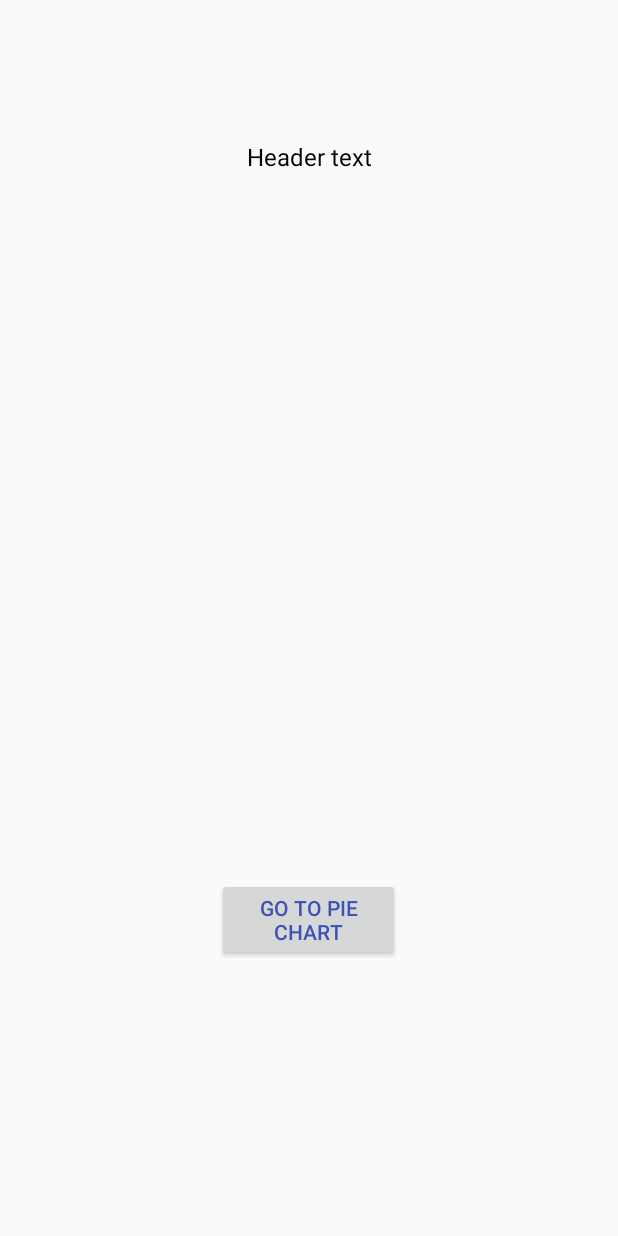
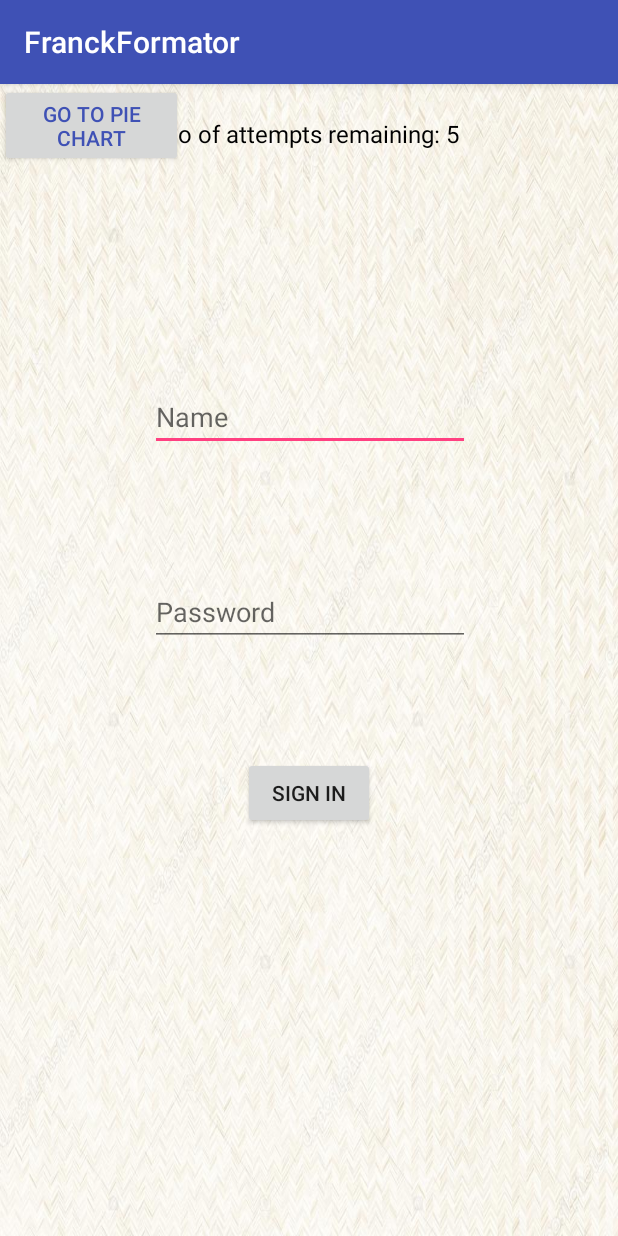
Before and after one commit to vlad7001/FranckFormator, an Android app: the LoginActivity screen opened directly, with no data from a screen before it, on a phone screen of 412 x 824 dp. Run offline under Robolectric (Android 15) with nearby library versions, the phone set to English and light mode, and no system bars.

Commit message:
My changes 2

```diff
--- a/app/src/main/java/com/example/vlad/franckformator/LoginActivity.java
+++ b/app/src/main/java/com/example/vlad/franckformator/LoginActivity.java
@@ -5,21 +5,73 @@ import android.os.Bundle;
 import android.support.v7.app.AppCompatActivity;
 import android.view.View;
 import android.widget.Button;
+import android.widget.EditText;
+import android.widget.TextView;
+
+import java.util.Objects;
 
 public class LoginActivity extends AppCompatActivity {
 
-    @Override
+    /*   @Override
+       protected void onCreate(Bundle savedInstanceState) {
+           super.onCreate(savedInstanceState);
+           setContentView(R.layout.activity_login);
+
+           //DO the same as button logic for edit text.
+           Button nextStep = findViewById(R.id.btnNextStep);
+
+           nextStep.setOnClickListener(new View.OnClickListener() {
+               @Override
+               public void onClick(View view) {
+                   //get data from edit texts here and show it with toast
+                   editText.getText().toString
+
+                   Intent intent = new Intent(LoginActivity.this, MainActivity.class);
+                   startActivity(intent);
+               }
+           });*/
+    private EditText etName;
+    private EditText etPassword;
+    private TextView tvInfo;
+    private Button btnLogin;
+    private int counter = 5;
+
     protected void onCreate(Bundle savedInstanceState) {
         super.onCreate(savedInstanceState);
         setContentView(R.layout.activity_login);
-        Button nextStep = findViewById(R.id.btnNextStep);
-        nextStep.setOnClickListener(new View.OnClickListener() {
+
+        etName = (EditText) findViewById(R.id.editText);
+        etPassword = (EditText) findViewById(R.id.editText2);
+        tvInfo = (TextView) findViewById(R.id.textHeader);
+
+        btnLogin = (Button) findViewById(R.id.button);
+
+        tvInfo.setText("No of attempts remaining: 5");
+
+        btnLogin.setOnClickListener(new View.OnClickListener() {
             @Override
             public void onClick(View view) {
-                Intent intent = new Intent(LoginActivity.this, MainActivity.class);
-                startActivity(intent);
+                validate(etName.getText().toString(), etPassword.getText().toString());
             }
         });
+
+    }
+
+    private void validate(String userName, String userPassword) {
+        if (userName.equals("Vlad") && userPassword.equals("7001")) {
+            Intent intent = new Intent(LoginActivity.this, SecondActivity.class);
+            startActivity(intent);
+        } else {
+            counter--;
+
+            tvInfo.setText("No of attempts remaining: " + String.valueOf(counter));
+
+            if (counter == 0) {
+                btnLogin.setEnabled(false);
+            }
+
+        }
+
     }
 
 }
--- a/app/src/main/java/com/example/vlad/franckformator/MainActivity.java
+++ b/app/src/main/java/com/example/vlad/franckformator/MainActivity.java
@@ -3,6 +3,8 @@ package com.example.vlad.franckformator;
 import android.graphics.Color;
 import android.support.v7.app.AppCompatActivity;
 import android.os.Bundle;
+import android.view.Menu;
+import android.view.MenuInflater;
 
 import com.github.mikephil.charting.animation.Easing;
 import com.github.mikephil.charting.charts.PieChart;
@@ -79,6 +81,4 @@ public class MainActivity extends AppCompatActivity {
         mChart.setRotationEnabled(false);
         mChart.invalidate();
     }
-
-
-}
+    }
--- a/app/src/main/res/layout/activity_login.xml
+++ b/app/src/main/res/layout/activity_login.xml
@@ -1,10 +1,13 @@
 <?xml version="1.0" encoding="utf-8"?>
-<RelativeLayout xmlns:android="http://schemas.android.com/apk/res/android"
+<android.support.constraint.ConstraintLayout xmlns:android="http://schemas.android.com/apk/res/android"
     xmlns:app="http://schemas.android.com/apk/res-auto"
     xmlns:tools="http://schemas.android.com/tools"
     android:layout_width="match_parent"
     android:layout_height="match_parent"
-    tools:context="com.example.vlad.franckformator.LoginActivity">
+    android:background="@drawable/whiteee"
+    tools:context="com.example.vlad.franckformator.LoginActivity"
+
+    >
 
     <Button
         android:id="@+id/btnNextStep"
@@ -12,24 +15,84 @@
         android:layout_width="122dp"
         android:layout_height="wrap_content"
         android:layout_alignParentBottom="true"
-        android:layout_centerHorizontal="true"
+        android:layout_alignParentEnd="true"
         android:layout_gravity="center"
-        android:layout_marginBottom="183dp"
         android:text="Go to Pie chart"
         android:textAppearance="@style/TextAppearance.AppCompat.Widget.ActionBar.Menu"
         android:textColor="@color/colorPrimary"
-        tools:layout_editor_absoluteX="86dp" />
+        tools:layout_editor_absoluteX="222dp"
+        tools:layout_editor_absoluteY="440dp" />
+
+    <Button
+        android:id="@+id/button"
+        android:layout_width="wrap_content"
+        android:layout_height="wrap_content"
+        android:layout_above="@+id/btnNextStep"
+        android:layout_alignEnd="@+id/btnNextStep"
+        android:layout_marginBottom="8dp"
+        android:layout_marginEnd="8dp"
+        android:layout_marginStart="8dp"
+        android:layout_marginTop="8dp"
+        android:text="Sign in"
+        app:layout_constraintBottom_toBottomOf="parent"
+        app:layout_constraintEnd_toEndOf="parent"
+        app:layout_constraintStart_toStartOf="parent"
+        app:layout_constraintTop_toBottomOf="@+id/editText2"
+        app:layout_constraintVertical_bias="0.2" />
 
     <TextView
         android:id="@+id/textHeader"
         android:layout_width="match_parent"
         android:layout_height="wrap_content"
+        android:layout_alignParentEnd="true"
         android:layout_alignParentTop="true"
         android:layout_gravity="center"
-        android:layout_marginTop="73dp"
         android:gravity="center"
-        android:padding="20dp"
-        android:text="Header text"
+        android:padding="22dp"
+        android:text="Registration \nFF"
         android:textAppearance="@android:style/TextAppearance.Widget.TextView.SpinnerItem"
-        android:visibility="visible" />
-</RelativeLayout>
+        android:visibility="visible"
+
+        tools:layout_editor_absoluteX="0dp"
+        tools:layout_editor_absoluteY="4dp" />
+
+    <EditText
+        android:id="@+id/editText"
+        android:layout_width="wrap_content"
+        android:layout_height="wrap_content"
+        android:layout_below="@+id/textHeader"
+        android:layout_centerHorizontal="true"
+        android:layout_marginBottom="8dp"
+        android:layout_marginEnd="8dp"
+        android:layout_marginStart="8dp"
+        android:layout_marginTop="8dp"
+        android:ems="10"
+        android:hint="Name"
+        android:inputType="textPersonName"
+        app:layout_constraintBottom_toBottomOf="parent"
+        app:layout_constraintEnd_toEndOf="parent"
+        app:layout_constraintHorizontal_bias="0.503"
+        app:layout_constraintStart_toStartOf="parent"
+        app:layout_constraintTop_toTopOf="@+id/textHeader"
+        app:layout_constraintVertical_bias="0.271" />
+
+    <EditText
+        android:id="@+id/editText2"
+        android:layout_width="wrap_content"
+        android:layout_height="wrap_content"
+        android:layout_marginBottom="8dp"
+        android:layout_marginEnd="8dp"
+        android:layout_marginStart="8dp"
+        android:layout_marginTop="8dp"
+        android:ems="10"
+        android:hint="Password"
+        android:inputType="textPassword"
+        app:layout_constraintBottom_toBottomOf="parent"
+        app:layout_constraintEnd_toEndOf="parent"
+        app:layout_constraintHorizontal_bias="0.503"
+        app:layout_constraintStart_toStartOf="parent"
+        app:layout_constraintTop_toBottomOf="@+id/editText"
+        app:layout_constraintVertical_bias="0.166" />
+
+
+</android.support.constraint.ConstraintLayout>
--- a/app/src/main/res/layout/activity_main.xml
+++ b/app/src/main/res/layout/activity_main.xml
@@ -4,7 +4,8 @@
     android:layout_width="match_parent"
     android:layout_height="match_parent"
     android:orientation="vertical"
-    tools:context="com.example.vlad.franckformator.StartupActivity">
+    tools:context="com.example.vlad.franckformator.StartupActivity"
+    android:background="@drawable/whiteee">
 
     <TextView
         android:id="@+id/textHeader"
--- a/app/src/main/res/values/strings.xml
+++ b/app/src/main/res/values/strings.xml
@@ -1,4 +1,7 @@
 <resources>
+
     <string name="app_name">FranckFormator</string>
-    <string name="title_activity_login">LoginActivity</string>
+    <string name="item_settings">Cost</string>
+    <string name="item_about">Education</string>
+
 </resources>
--- a/app/src/main/res/values/styles.xml
+++ b/app/src/main/res/values/styles.xml
@@ -8,11 +8,6 @@
         <item name="colorAccent">@color/colorAccent</item>
     </style>
 
-    <style name="AppTheme.NoActionBar">
-        <item name="windowActionBar">false</item>
-        <item name="windowNoTitle">true</item>
-    </style>
-
     <style name="AppTheme.AppBarOverlay" parent="ThemeOverlay.AppCompat.Dark.ActionBar" />
 
     <style name="AppTheme.PopupOverlay" parent="ThemeOverlay.AppCompat.Light" />
```
Also changed, not shown: app/src/main/AndroidManifest.xml (+6 -3 lines), app/src/main/java/com/example/vlad/franckformator/SecondActivity.java (added, +57 -0 lines), app/src/main/res/layout/spending.xml (added, +123 -0 lines), app/src/main/res/menu/menu_items.xml (added, +17 -0 lines), app/src/main/ic_launcher-web.png (added), app/src/main/res/drawable/bluewall.jpg (added), app/src/main/res/drawable/whiteee.jpg (added), app/src/main/res/drawable/whitewall.jpg (added), app/src/main/res/mipmap-hdpi/ic_launcher.png, app/src/main/res/mipmap-mdpi/ic_launcher.png, app/src/main/res/mipmap-xhdpi/ic_launcher.png, app/src/main/res/mipmap-xxhdpi/ic_launcher.png, app/src/main/res/mipmap-xxxhdpi/ic_launcher.png.
